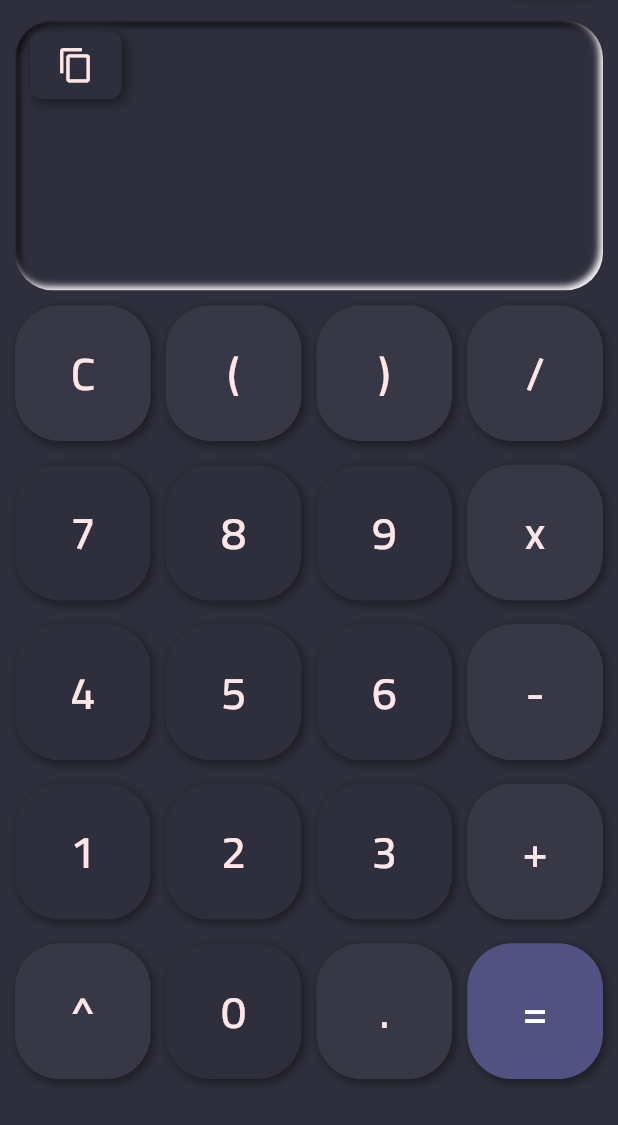
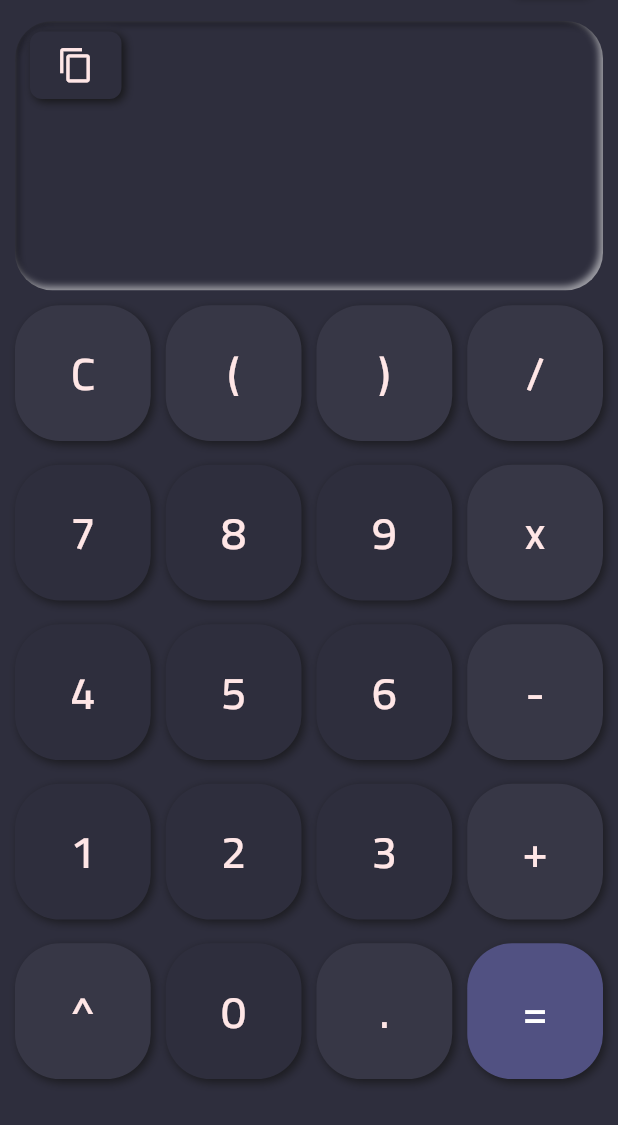
Before and after one commit to dhzdhd/InstaCalc, a Flutter app: the screen it shows after launch, after a tap on the "content copy" icon, on a phone screen of 412 x 824 dp, the part 111-1236 px from its top. Run offline on Flutter 3.47's test engine with Material 2 defaults, Android fonts, the phone set to English and light mode, and no system bars; drawn by our look-alikes of flutter_neumorphic; our stand-ins replace font_awesome_flutter, math_expressions, shared_preferences, sliding_up_panel, sqflite, sqflite_common and 1 more; missing offline and left inert: desktop_window; accounts and stored records are empty.

Commit message:
Added minimum size for desktop and fixed some bugs.

```diff
--- a/lib/main.dart
+++ b/lib/main.dart
@@ -1,5 +1,6 @@
 import 'dart:io';
 
+import 'package:desktop_window/desktop_window.dart';
 import 'package:flutter_neumorphic/flutter_neumorphic.dart';
 import 'package:insta_calculator/backend/database.dart';
 import 'package:insta_calculator/backend/storage.dart';
@@ -18,7 +19,9 @@ import 'package:sqflite_common_ffi/sqflite_ffi.dart';
 void main() async {
   WidgetsFlutterBinding.ensureInitialized();
 
-  if (Platform.isWindows || Platform.isLinux) {
+  if (Platform.isWindows || Platform.isLinux || Platform.isMacOS) {
+    await DesktopWindow.setMinWindowSize(Size(500, 1000));
+
     sqfliteFfiInit();
     databaseFactory = databaseFactoryFfi;
   }
--- a/lib/routes/history.dart
+++ b/lib/routes/history.dart
@@ -46,12 +46,10 @@ class HistoryBody extends StatelessWidget {
               itemCount: model.historyItemList.length,
               itemBuilder: (context, index) {
                 var map = model.historyItemList[index];
-                print(map);
+
                 var exprList = map['expr'].toString().split(' ');
                 var resList = map['res'].toString().split(' ');
                 var typeList = map['type'].toString().split(' ');
-
-                print(exprList);
 
                 return HistoryTile(
                     date: map['curdate'],
--- a/lib/routes/modes/common/fields.dart
+++ b/lib/routes/modes/common/fields.dart
@@ -1,8 +1,8 @@
 import 'package:flutter/material.dart';
+import 'package:flutter/services.dart';
 import 'package:flutter_neumorphic/flutter_neumorphic.dart';
 import 'package:insta_calculator/models/calc.dart';
 import 'package:provider/provider.dart';
-import 'package:flutter/services.dart';
 
 class FieldContainer extends StatefulWidget {
   @override
@@ -20,7 +20,7 @@ class _FieldContainerState extends State<FieldContainer> {
           boxShape: NeumorphicBoxShape.roundRect(BorderRadius.circular(25)),
           depth: -5,
           lightSource: LightSource.topLeft,
-          intensity: 5,
+          intensity: 0.9,
         ),
         child: Consumer<CalculateModel>(builder: (context, model, child) {
           return Column(
@@ -32,13 +32,14 @@ class _FieldContainerState extends State<FieldContainer> {
                       Padding(
                         padding: EdgeInsets.only(right: 10, left: 10, top: 5),
                         child: NeumorphicButton(
-                            style: NeumorphicStyle(depth: 5),
-                            child: Icon(Icons.copy),
+                          style: NeumorphicStyle(intensity: 0.9),
+                          child: const Icon(Icons.copy),
                           onPressed: () => Clipboard.setData(ClipboardData(
                               text: model.topText == ''
                                   ? '${model.bottomText} = ${model.bottomText}'
                                   : '${model.bottomText} = ${model.topText}')),
-                          )),
+                        ),
+                      ),
                       Expanded(
                         child: Align(
                           alignment: Alignment.centerRight,
--- a/lib/routes/modes/scientific/scientific.dart
+++ b/lib/routes/modes/scientific/scientific.dart
@@ -60,7 +60,7 @@ class ScientificContentContainer extends StatelessWidget {
                       ),
                     ),
                     Flexible(
-                      flex: 19,
+                      flex: 200,
                       child: SizedBox(
                         width: MediaQuery.of(context).size.width,
                         child: Container(
--- a/lib/routes/modes/simple/simple.dart
+++ b/lib/routes/modes/simple/simple.dart
@@ -7,24 +7,20 @@ import 'package:provider/provider.dart';
 
 class SimpleContentContainer extends StatelessWidget {
   Widget build(BuildContext context) {
+    print(MediaQuery.of(context).size.aspectRatio);
     return Consumer<ThemeModel>(builder: (context, model, child) {
       return Container(
         child: Column(
           children: [
-            Expanded(
+            Flexible(
               flex: 10,
-              child: SizedBox(
-                width: MediaQuery.of(context).size.width,
-                child: FieldContainer(),
-              ),
+              child: FieldContainer(),
             ),
             Expanded(
               flex: 31,
-              child: SizedBox(
-                child: CalcButtonWidget(
-                  aspectRatio: MediaQuery.of(context).size.aspectRatio * 2,
-                  buttonList: ButtonList.simpleButtonList,
-                ),
+              child: CalcButtonWidget(
+                aspectRatio: MediaQuery.of(context).size.aspectRatio * 2,
+                buttonList: ButtonList.simpleButtonList,
               ),
             ),
           ],
--- a/lib/widgets/calc_button.dart
+++ b/lib/widgets/calc_button.dart
@@ -23,19 +23,7 @@ class CalcButton extends StatelessWidget {
 
   @override
   Widget build(BuildContext context) {
-    var _size = 0.0;
-
-    return LayoutBuilder(
-        builder: (BuildContext context, BoxConstraints constraints) {
-      if (MediaQuery.of(context).size.aspectRatio > 1) {
-        _size = MediaQuery.of(context).size.height / 8;
-      } else {
-        _size = MediaQuery.of(context).size.width / 4;
-      }
-      return SizedBox(
-        height: 3,
-        width: 3,
-        child: GestureDetector(
+    return GestureDetector(
       child: Consumer<ThemeModel>(
         builder: (context, model, child) {
           return NeumorphicButton(
@@ -45,8 +33,7 @@ class CalcButton extends StatelessWidget {
                   : color == 'nonint'
                       ? model.secondaryColor
                       : model.equalColor,
-                  boxShape:
-                      NeumorphicBoxShape.roundRect(BorderRadius.circular(30)),
+              boxShape: NeumorphicBoxShape.roundRect(BorderRadius.circular(30)),
             ),
             child: Align(
               alignment: Alignment.center,
@@ -70,8 +57,7 @@ class CalcButton extends StatelessWidget {
                     var result =
                         Provider.of<CalculateModel>(context, listen: false)
                             .equate();
-                        var title =
-                            Provider.of<ModeModel>(context, listen: false)
+                    var title = Provider.of<ModeModel>(context, listen: false)
                         .getTitle();
                     Provider.of<HistoryModel>(context, listen: false).store(
                         expr: result?[0], result: result?[1], type: title);
@@ -80,9 +66,7 @@ class CalcButton extends StatelessWidget {
                   }
                 case 'clear':
                   {
-                        Provider.of<CalculateModel>(context, listen: false)
-                            .clear();
-
+                    Provider.of<CalculateModel>(context, listen: false).clear();
                     break;
                   }
               }
@@ -92,12 +76,9 @@ class CalcButton extends StatelessWidget {
       ),
       onLongPress: () {
         if (value == 'C') {
-              Provider.of<CalculateModel>(context, listen: false)
-                  .clear(all: true);
+          Provider.of<CalculateModel>(context, listen: false).clear(all: true);
         }
       },
-        ),
     );
-    });
   }
 }
--- a/pubspec.yaml
+++ b/pubspec.yaml
@@ -37,6 +37,7 @@ dependencies:
   syncfusion_flutter_charts: ^19.2.62
   font_awesome_flutter: ^9.1.0
   sqflite: ^2.0.0+4
+  desktop_window: ^0.4.0
 
 dev_dependencies:
   flutter_test:
```
Also changed, not shown: lib/routes/modes/common/buttons.dart (+6 -5 lines), pubspec.lock, 3 other files. Lines whose indentation alone changed are shown as unchanged.
